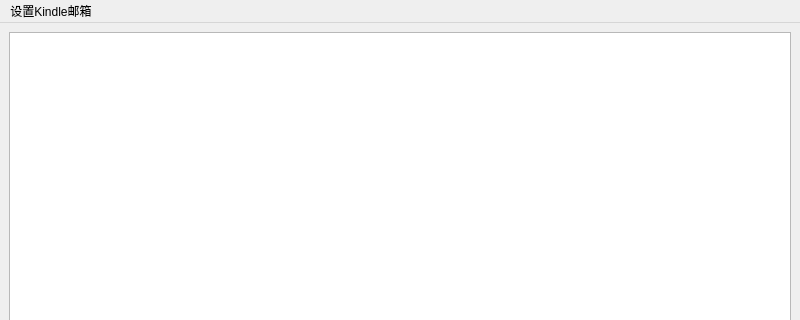
Before: the Qt Designer form src/tianyawindow.ui in avplayer/tianya, drawn with Qt 5; both pictures show x 0 to 800 and y 0 to 320 of the 800 by 600 pixel window.
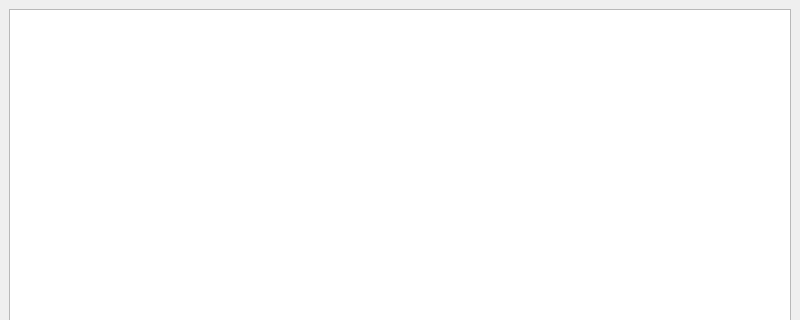
After: the same form once the commit is applied.

Commit message: 支持按条件过滤

```diff
--- a/src/tianyawindow.ui
+++ b/src/tianyawindow.ui
@@ -39,12 +39,6 @@
      <height>30</height>
     </rect>
    </property>
-   <widget class="QMenu" name="menu_Kindle">
-    <property name="title">
-     <string>设置Kindle邮箱</string>
-    </property>
-   </widget>
-   <addaction name="menu_Kindle"/>
   </widget>
   <widget class="QStatusBar" name="statusbar"/>
  </widget>
```
Left out of the diff: 2 changed lines with no effect on the pictures. The commit also changes 1 other file.
